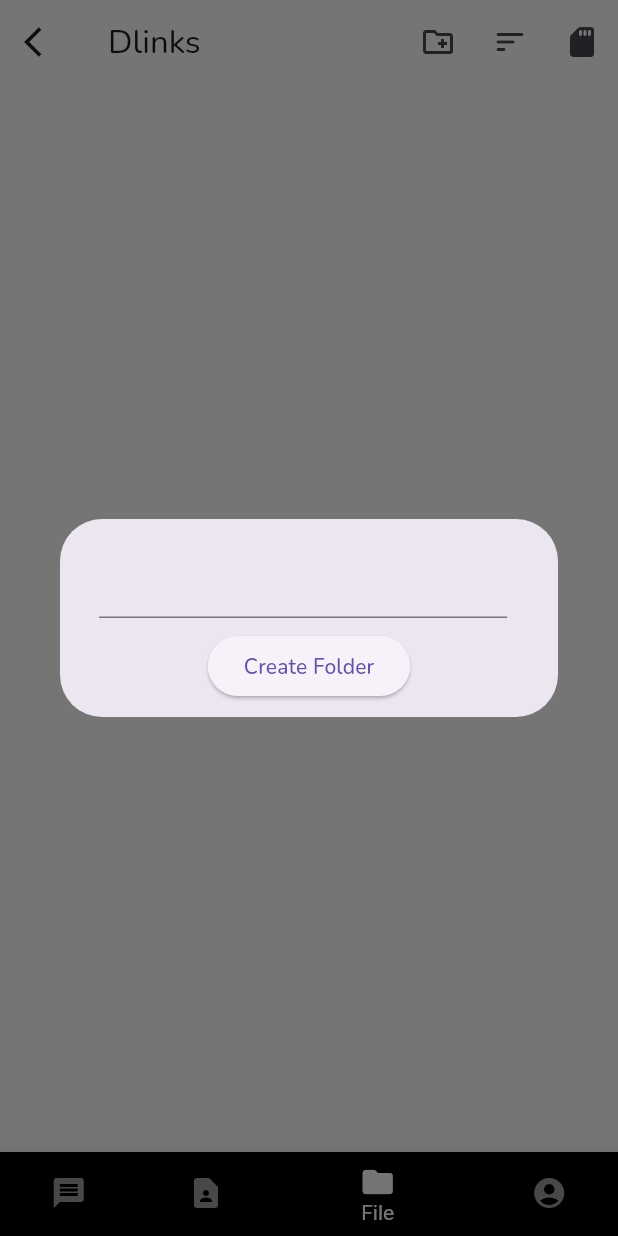
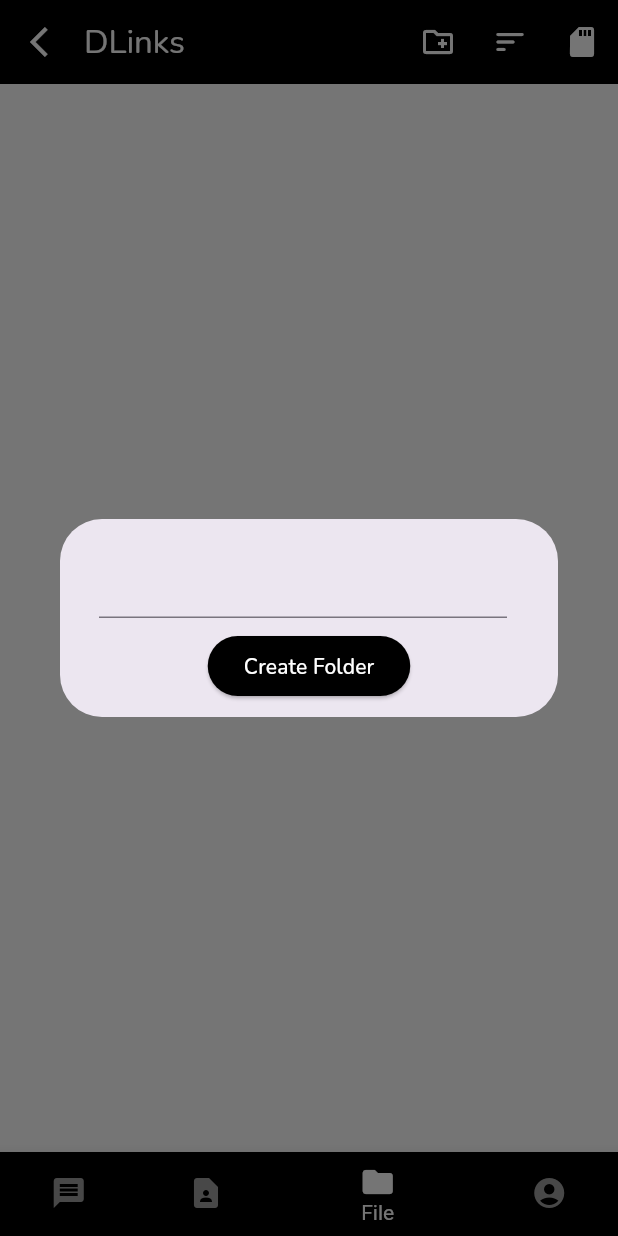
Before and after one commit to dtrbinh/PBL4, a Flutter app: the HomeView screen opened by its route, item 3 of the bottom bar chosen, after a tap on the "create new folder" icon, on a phone screen of 412 x 824 dp. Run offline on Flutter 3.47's test engine with Material 2 defaults, Android fonts, the phone set to English and light mode, and no system bars; our stand-ins replace cached_network_image, cloud_firestore, connectivity_plus, file_picker, firebase_auth, firebase_core and 12 more; missing offline and left inert: file_manager, flutter_downloader, google_mlkit_text_recognition; accounts and stored records are empty; statements that could not run were skipped.

```diff
--- a/DLinks/dlinks/lib/features/download_manager/DownloadManagerView.dart
+++ b/DLinks/dlinks/lib/features/download_manager/DownloadManagerView.dart
@@ -18,7 +18,7 @@ class DownloadManagerView extends StatefulWidget {
 }
 
 class _DownloadManagerViewState extends State<DownloadManagerView> {
-  final viewModel = Get.find<DownloadManagerViewModel>();
+  final viewModel = Get.put(DownloadManagerViewModel());
 
   @override
   void initState() {
@@ -34,7 +34,8 @@ class _DownloadManagerViewState extends State<DownloadManagerView> {
       child: Scaffold(
         backgroundColor: Colors.white,
         appBar: AppBar(
-          backgroundColor: Colors.white,
+          backgroundColor: Colors.black,
+          foregroundColor: Colors.white,
           actions: [
             IconButton(
               onPressed: () => createFolder(context),
@@ -46,7 +47,7 @@ class _DownloadManagerViewState extends State<DownloadManagerView> {
             ),
             IconButton(
               onPressed: () => selectStorage(context),
-              icon: const Icon(Icons.sd_storage_rounded),
+              icon: const Icon(Icons.sd_storage),
             )
           ],
           title: GetBuilder<DownloadManagerViewModel>(
@@ -54,16 +55,14 @@ class _DownloadManagerViewState extends State<DownloadManagerView> {
               return Text(viewModel.title.value);
             },
           ),
-          // title: ValueListenableBuilder<String>(
-          //   valueListenable: controller.titleNotifier,
-          //   builder: (context, title, _) => Text(title),
-          // ),
+          leadingWidth: 40,
           leading: IconButton(
+            padding: const EdgeInsets.only(left: 20),
             icon: const Icon(Icons.arrow_back_ios),
             onPressed: () async {
               debugPrint(viewModel.controller.getCurrentPath);
-              if (viewModel.controller.getCurrentPath ==
-                  "/storage/emulated/0/Download/DLinks/") {
+              if (viewModel.controller.getCurrentPath == "/storage/emulated/0/Download/DLinks/" ||
+                  await viewModel.controller.isRootDirectory()) {
                 Get.find<HomeViewModel>().changeTab(0);
               } else {
                 await viewModel.controller.goToParentDirectory();
@@ -91,21 +90,16 @@ class _DownloadManagerViewState extends State<DownloadManagerView> {
                   clipBehavior: Clip.hardEdge,
                   height: 80,
                   margin: const EdgeInsets.only(left: 16, right: 16, top: 16),
-                  padding:
-                      const EdgeInsets.symmetric(horizontal: 10, vertical: 5),
+                  padding: const EdgeInsets.symmetric(horizontal: 10, vertical: 5),
                   decoration: BoxDecoration(
                     color: Colors.white,
-                    boxShadow: const [
-                      BoxShadow(color: Colors.black12, blurRadius: 15)
-                    ],
+                    boxShadow: const [BoxShadow(color: Colors.black12, blurRadius: 15)],
                     borderRadius: BorderRadius.circular(18),
                   ),
                   child: ListTile(
                     leading: Icon(viewModel.getIcon(entity)),
                     title: Text(
-                      FileManager.isFile(entity)
-                          ? viewModel.getFilename(entity)
-                          : FileManager.basename(entity),
+                      FileManager.isFile(entity) ? viewModel.getFilename(entity) : FileManager.basename(entity),
                       maxLines: 2,
                       overflow: TextOverflow.ellipsis,
                     ),
@@ -145,21 +139,15 @@ class _DownloadManagerViewState extends State<DownloadManagerView> {
                                   mainAxisAlignment: MainAxisAlignment.center,
                                   crossAxisAlignment: CrossAxisAlignment.start,
                                   children: [
-                                    Text(
-                                        "File name: ${viewModel.getFilename(entity)}"),
-                                    Text(
-                                        "File size: ${FileManager.formatBytes(fileSize)}"),
-                                    Text(
-                                        "Last modified: ${lastModified.toString()}"),
+                                    Text("File name: ${viewModel.getFilename(entity)}"),
+                                    Text("File size: ${FileManager.formatBytes(fileSize)}"),
+                                    Text("Last modified: ${lastModified.toString()}"),
                                     const SizedBox(
                                       height: 10,
                                     ),
                                     Center(
                                       child: ElevatedButton(
-                                          style: ButtonStyle(
-                                              backgroundColor:
-                                                  MaterialStateProperty.all(
-                                                      Colors.black)),
+                                          style: ButtonStyle(backgroundColor: MaterialStateProperty.all(Colors.black)),
                                           onPressed: () {
                                             Get.back();
                                             // debugPrint(entity.path);
@@ -167,8 +155,7 @@ class _DownloadManagerViewState extends State<DownloadManagerView> {
                                           },
                                           child: const Text(
                                             'Open in File Explorer',
-                                            style:
-                                                TextStyle(color: Colors.white),
+                                            style: TextStyle(color: Colors.white),
                                           )),
                                     )
                                   ],
@@ -315,14 +302,15 @@ class _DownloadManagerViewState extends State<DownloadManagerView> {
                   ),
                 ),
                 ElevatedButton(
+                  style: ButtonStyle(
+                      backgroundColor: MaterialStateProperty.all(Colors.black),
+                      foregroundColor: MaterialStateProperty.all(Colors.white)),
                   onPressed: () async {
                     try {
                       // Create Folder
-                      await FileManager.createFolder(
-                          viewModel.controller.getCurrentPath, folderName.text);
+                      await FileManager.createFolder(viewModel.controller.getCurrentPath, folderName.text);
                       // Open Created Folder
-                      viewModel.controller.setCurrentPath =
-                          "${viewModel.controller.getCurrentPath}/${folderName.text}";
+                      viewModel.controller.setCurrentPath = "${viewModel.controller.getCurrentPath}/${folderName.text}";
                     } catch (e) {}
 
                     Get.back();
--- a/DLinks/dlinks/lib/features/download_manager/DownloadManagerViewModel.dart
+++ b/DLinks/dlinks/lib/features/download_manager/DownloadManagerViewModel.dart
@@ -7,7 +7,7 @@ import 'package:get/get.dart';
 class DownloadManagerViewModel extends GetxController {
   FileManagerController controller = FileManagerController();
 
-  RxString title = 'Dlinks'.obs;
+  RxString title = 'DLinks'.obs;
   late RxList entities = [].obs;
 
   void initData() {
--- a/DLinks/dlinks/lib/features/home/HomeView.dart
+++ b/DLinks/dlinks/lib/features/home/HomeView.dart
@@ -23,10 +23,10 @@ class _HomeViewState extends State<HomeView> {
   void initState() {
     super.initState();
 
-    Get.put(MessageTabViewModel());
-    Get.put(ContactTabViewModel());
-    Get.put(DownloadManagerViewModel());
-    Get.put(AccountTabViewModel());
+    // Get.put(MessageTabViewModel());
+    // Get.put(ContactTabViewModel());
+    // Get.put(DownloadManagerViewModel());
+    // Get.put(AccountTabViewModel());
 
   }
 
--- a/DLinks/dlinks/lib/features/home/tabview_widget/AccountTabView.dart
+++ b/DLinks/dlinks/lib/features/home/tabview_widget/AccountTabView.dart
@@ -14,7 +14,7 @@ class AccountTabView extends StatefulWidget {
 }
 
 class _AccountTabViewState extends State<AccountTabView> {
-  final viewModel = Get.find<AccountTabViewModel>();
+  final viewModel = Get.put(AccountTabViewModel());
   @override
   Widget build(BuildContext context) {
     return Scaffold(
--- a/DLinks/dlinks/lib/features/home/tabview_widget/MessageTabView.dart
+++ b/DLinks/dlinks/lib/features/home/tabview_widget/MessageTabView.dart
@@ -2,10 +2,12 @@ import 'package:cached_network_image/cached_network_image.dart';
 import 'package:dlinks/data/services/CloudFirestoreService.dart';
 import 'package:dlinks/features/chat_screen/ChatScreenView.dart';
 import 'package:flutter/material.dart';
+import 'package:flutter_spinkit/flutter_spinkit.dart';
 import 'package:get/get.dart';
 
 import '../../../data/model/ChatUser.dart';
 import '../../../data/model/Message.dart';
+import '../../../utils/AppColor.dart';
 import 'MessageTabViewModel.dart';
 
 class MessageTabView extends StatefulWidget {
@@ -16,7 +18,7 @@ class MessageTabView extends StatefulWidget {
 }
 
 class _MessageTabViewState extends State<MessageTabView> {
-  final MessageTabViewModel viewModel = Get.find<MessageTabViewModel>();
+  final MessageTabViewModel viewModel = Get.put(MessageTabViewModel());
 
   @override
   void initState() {
@@ -54,8 +56,7 @@ class _MessageTabViewState extends State<MessageTabView> {
                         decoration: InputDecoration(
                             hintText: "Search...",
                             border: OutlineInputBorder(
-                                borderSide: const BorderSide(
-                                    color: Colors.black, width: 1),
+                                borderSide: const BorderSide(color: Colors.black, width: 1),
                                 borderRadius: BorderRadius.circular(8))),
                       ),
                     ),
@@ -84,11 +85,19 @@ class _MessageTabViewState extends State<MessageTabView> {
                     physics: const AlwaysScrollableScrollPhysics(),
                     padding: EdgeInsets.zero,
                     child: Obx(
-                      () => Column(
-                        children: viewModel.userInbox.value
-                            .map((e) => _dialogCard(e))
-                            .toList(),
-                      ),
+                      () => viewModel.userInbox.value.isNotEmpty
+                          ? Column(
+                              children: viewModel.userInbox.value.map((e) => _dialogCard(e)).toList(),
+                            )
+                          : SizedBox(
+                              width: Get.width,
+                              height: Get.height/2,
+                              child: Center(
+                                child: SpinKitFadingCircle(
+                                  size: Get.width / 5,
+                                  color: AppColor.BLACK,
+                                ),
+                              )),
                     ),
                   ),
                 ),
@@ -141,33 +150,28 @@ class _MessageTabViewState extends State<MessageTabView> {
                 children: [
                   Text(
                     their.displayName!,
-                    style: const TextStyle(
-                        fontWeight: FontWeight.w600, fontSize: 18),
+                    style: const TextStyle(fontWeight: FontWeight.w600, fontSize: 18),
                   ),
                   Padding(
                     padding: const EdgeInsets.only(right: 10.0),
                     child: FutureBuilder(
-                      future: CloudFirestoreService().getLastestMessage(
-                          viewModel.c.userProvider.value.currentUser!.uid,
-                          their.uid),
+                      future: CloudFirestoreService()
+                          .getLastestMessage(viewModel.c.userProvider.value.currentUser!.uid, their.uid),
                       builder: (context, msgSnapshot) {
                         if (msgSnapshot.hasData) {
                           var msg = msgSnapshot.data as Message;
                           return FutureBuilder(
-                              future: CloudFirestoreService()
-                                  .getChatUserByUid(msg.senderUid),
+                              future: CloudFirestoreService().getChatUserByUid(msg.senderUid),
                               builder: (context, userSnapshot) {
                                 if (userSnapshot.hasData) {
                                   var user = userSnapshot.data as ChatUser;
                                   return Text(
                                     "${user.displayName!.split(' ')[0]}: ${msgSnapshot.data}",
                                     maxLines: 1,
-                                    style: const TextStyle(
-                                        fontWeight: FontWeight.w400,
-                                        fontSize: 14),
+                                    style: const TextStyle(fontWeight: FontWeight.w400, fontSize: 14),
                                     overflow: TextOverflow.ellipsis,
                                   );
-                                } else{
+                                } else {
                                   return const Text("...");
                                 }
                               });
--- a/DLinks/dlinks/lib/features/home/tabview_widget/MessageTabViewModel.dart
+++ b/DLinks/dlinks/lib/features/home/tabview_widget/MessageTabViewModel.dart
@@ -8,6 +8,7 @@ class MessageTabViewModel extends GetxController {
   RxList userInbox = [].obs;
 
   Future<void> initData() async {
+    // userInbox.value = [];
     userInbox.value = await CloudFirestoreService()
         .getAllChatDialog(c.userProvider.value.currentUser!.uid);
     // TODO: fix send myself message
```
Also changed, not shown: DLinks/dlinks/lib/features/home/tabview_widget/ContactTabView.dart (+3 -6 lines), DLinks/dlinks/lib/features/splash/SplashViewModel.dart (+29 -11 lines), DLinks/dlinks/lib/utils/widget/DownloadManager.dart (+6 -5 lines), DLinks/dlinks/pubspec.lock, 3 other files.
